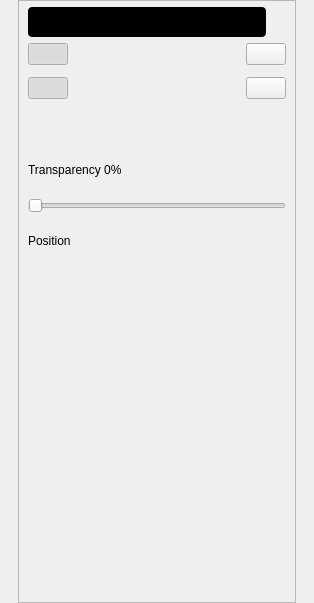
The window that gui/ui/cursors_settings.ui (analogdevicesinc/scopy) describes before a commit, drawn with Qt 5.
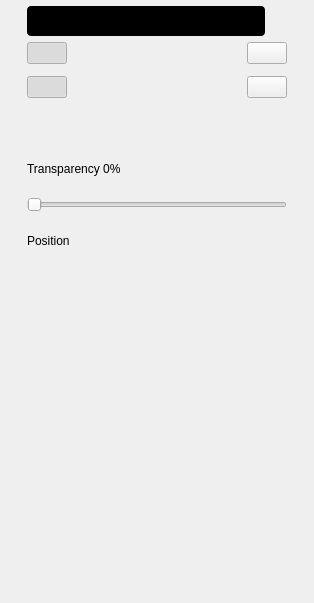
The same window after the commit. Custom widgets are drawn as their Qt base class.

```diff
--- a/gui/ui/cursors_settings.ui
+++ b/gui/ui/cursors_settings.ui
@@ -37,6 +37,9 @@
        <verstretch>0</verstretch>
       </sizepolicy>
      </property>
+     <property name="frameShape">
+      <enum>QFrame::NoFrame</enum>
+     </property>
      <property name="verticalScrollBarPolicy">
       <enum>Qt::ScrollBarAsNeeded</enum>
      </property>
@@ -51,8 +54,8 @@
        <rect>
         <x>0</x>
         <y>0</y>
-        <width>276</width>
-        <height>601</height>
+        <width>278</width>
+        <height>603</height>
        </rect>
       </property>
       <layout class="QVBoxLayout" name="verticalLayout_7">
```
